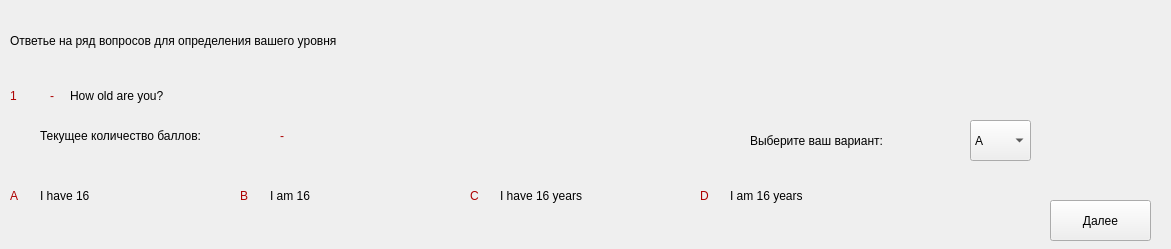
Qt form untitled.ui (AlexLkv/English-for-everyone) before a commit.
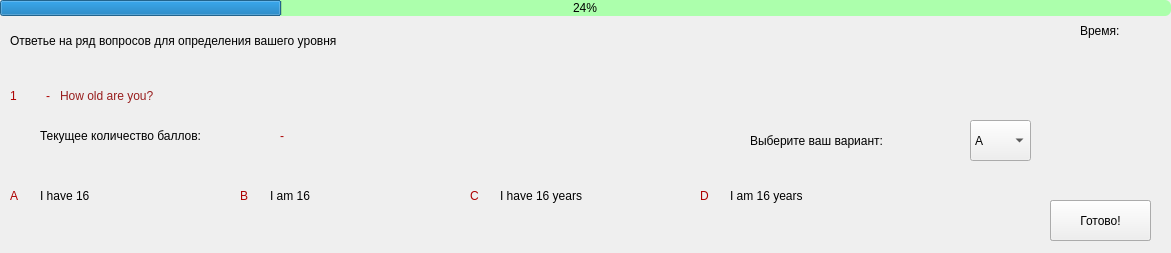
The same form after that commit.

Diff of the .ui file:
```diff
--- a/untitled.ui
+++ b/untitled.ui
@@ -7,7 +7,7 @@
     <x>0</x>
     <y>0</y>
     <width>1171</width>
-    <height>249</height>
+    <height>253</height>
    </rect>
   </property>
   <property name="windowTitle">
@@ -49,14 +49,15 @@
   <widget class="QLabel" name="task">
    <property name="geometry">
     <rect>
-     <x>70</x>
+     <x>60</x>
      <y>80</y>
-     <width>1091</width>
+     <width>1111</width>
      <height>31</height>
     </rect>
    </property>
    <property name="styleSheet">
-    <string notr="true">font: 18pt &quot;MS Shell Dlg 2&quot;;</string>
+    <string notr="true">font: 18pt &quot;MS Shell Dlg 2&quot;;
+color: rgb(152, 29, 29);</string>
    </property>
    <property name="text">
     <string>How old are you?</string>
@@ -262,9 +263,9 @@
   <widget class="QLabel" name="chet_2">
    <property name="geometry">
     <rect>
-     <x>50</x>
+     <x>46</x>
      <y>80</y>
-     <width>16</width>
+     <width>20</width>
      <height>31</height>
     </rect>
    </property>
@@ -309,6 +310,72 @@
     <string>-</string>
    </property>
   </widget>
+  <widget class="QProgressBar" name="prog">
+   <property name="geometry">
+    <rect>
+     <x>0</x>
+     <y>0</y>
+     <width>1171</width>
+     <height>16</height>
+    </rect>
+   </property>
+   <property name="styleSheet">
+    <string notr="true">text-align: center;
+border-radius: 6px;
+background-color: rgb(172, 255, 172);</string>
+   </property>
+   <property name="value">
+    <number>24</number>
+   </property>
+  </widget>
+  <widget class="QPushButton" name="con">
+   <property name="geometry">
+    <rect>
+     <x>1050</x>
+     <y>200</y>
+     <width>101</width>
+     <height>41</height>
+    </rect>
+   </property>
+   <property name="styleSheet">
+    <string notr="true">font: 75 18pt &quot;MS Shell Dlg 2&quot;;</string>
+   </property>
+   <property name="text">
+    <string>Готово!</string>
+   </property>
+  </widget>
+  <widget class="QLabel" name="label">
+   <property name="geometry">
+    <rect>
+     <x>1060</x>
+     <y>40</y>
+     <width>101</width>
+     <height>31</height>
+    </rect>
+   </property>
+   <property name="styleSheet">
+    <string notr="true">font: 75 18pt &quot;MS Shell Dlg 2&quot;;</string>
+   </property>
+   <property name="text">
+    <string/>
+   </property>
+  </widget>
+  <widget class="QLabel" name="label_3">
+   <property name="geometry">
+    <rect>
+     <x>1080</x>
+     <y>20</y>
+     <width>51</width>
+     <height>21</height>
+    </rect>
+   </property>
+   <property name="styleSheet">
+    <string notr="true">font: 11pt &quot;MS Shell Dlg 2&quot;;</string>
+   </property>
+   <property name="text">
+    <string>Время:</string>
+   </property>
+  </widget>
  </widget>
  <resources/>
  <connections/>
```
